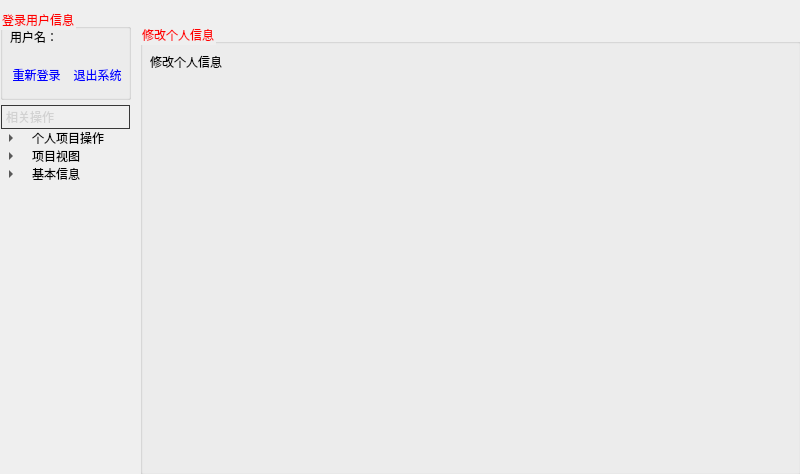
Before: the Qt Designer form SoftwareProManagement/mainwindow.ui in crawler-john/graduationProject, drawn with Qt 5.
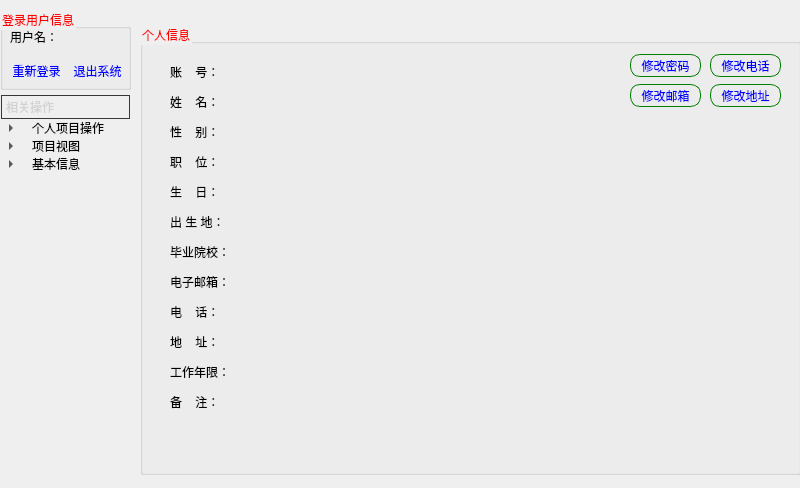
After: the same form once the commit is applied. The open tabs and pages were chosen to show the change. Icons and pictures are not drawn.

Diff of the .ui file:
```diff
--- a/SoftwareProManagement/mainwindow.ui
+++ b/SoftwareProManagement/mainwindow.ui
@@ -7,7 +7,7 @@
     <x>0</x>
     <y>0</y>
     <width>800</width>
-    <height>474</height>
+    <height>488</height>
    </rect>
   </property>
   <property name="windowTitle">
@@ -90,9 +90,9 @@
     <property name="geometry">
      <rect>
       <x>0</x>
-      <y>104</y>
+      <y>94</y>
       <width>131</width>
-      <height>371</height>
+      <height>391</height>
      </rect>
     </property>
     <property name="styleSheet">
@@ -207,7 +207,7 @@
       <x>0</x>
       <y>9</y>
       <width>131</width>
-      <height>91</height>
+      <height>81</height>
      </rect>
     </property>
     <property name="styleSheet">
@@ -235,7 +235,7 @@
      <property name="geometry">
       <rect>
        <x>6</x>
-       <y>54</y>
+       <y>50</y>
        <width>61</width>
        <height>23</height>
       </rect>
@@ -251,7 +251,7 @@
      <property name="geometry">
       <rect>
        <x>67</x>
-       <y>54</y>
+       <y>50</y>
        <width>61</width>
        <height>23</height>
       </rect>
@@ -764,19 +764,474 @@
        </rect>
       </property>
       <property name="title">
-       <string>修改个人信息</string>
+       <string>个人信息</string>
       </property>
       <widget class="QLabel" name="label_14">
        <property name="geometry">
         <rect>
-         <x>10</x>
-         <y>30</y>
-         <width>141</width>
+         <x>30</x>
+         <y>40</y>
+         <width>71</width>
          <height>16</height>
         </rect>
        </property>
+       <property name="styleSheet">
+        <string notr="true">font: 75 11pt &quot;黑体&quot;;</string>
+       </property>
        <property name="text">
-        <string>修改个人信息</string>
+        <string>账    号：</string>
+       </property>
+      </widget>
+      <widget class="QLabel" name="infoAccount">
+       <property name="geometry">
+        <rect>
+         <x>115</x>
+         <y>40</y>
+         <width>161</width>
+         <height>16</height>
+        </rect>
+       </property>
+       <property name="styleSheet">
+        <string notr="true">font: 75 11pt &quot;黑体&quot;;
+text-decoration: underline;</string>
+       </property>
+       <property name="text">
+        <string/>
+       </property>
+      </widget>
+      <widget class="QLabel" name="label_22">
+       <property name="geometry">
+        <rect>
+         <x>30</x>
+         <y>70</y>
+         <width>71</width>
+         <height>16</height>
+        </rect>
+       </property>
+       <property name="styleSheet">
+        <string notr="true">font: 75 11pt &quot;黑体&quot;;</string>
+       </property>
+       <property name="text">
+        <string>姓    名：</string>
+       </property>
+      </widget>
+      <widget class="QLabel" name="infoName">
+       <property name="geometry">
+        <rect>
+         <x>115</x>
+         <y>70</y>
+         <width>161</width>
+         <height>16</height>
+        </rect>
+       </property>
+       <property name="styleSheet">
+        <string notr="true">font: 75 11pt &quot;黑体&quot;;
+text-decoration: underline;</string>
+       </property>
+       <property name="text">
+        <string/>
+       </property>
+      </widget>
+      <widget class="QLabel" name="label_33">
+       <property name="geometry">
+        <rect>
+         <x>30</x>
+         <y>100</y>
+         <width>71</width>
+         <height>16</height>
+        </rect>
+       </property>
+       <property name="styleSheet">
+        <string notr="true">font: 75 11pt &quot;黑体&quot;;</string>
+       </property>
+       <property name="text">
+        <string>性    别：</string>
+       </property>
+      </widget>
+      <widget class="QLabel" name="infoSex">
+       <property name="geometry">
+        <rect>
+         <x>115</x>
+         <y>100</y>
+         <width>161</width>
+         <height>16</height>
+        </rect>
+       </property>
+       <property name="styleSheet">
+        <string notr="true">font: 75 11pt &quot;黑体&quot;;
+text-decoration: underline;</string>
+       </property>
+       <property name="text">
+        <string/>
+       </property>
+      </widget>
+      <widget class="QLabel" name="infoPost">
+       <property name="geometry">
+        <rect>
+         <x>115</x>
+         <y>130</y>
+         <width>161</width>
+         <height>16</height>
+        </rect>
+       </property>
+       <property name="styleSheet">
+        <string notr="true">font: 75 11pt &quot;黑体&quot;;
+text-decoration: underline;</string>
+       </property>
+       <property name="text">
+        <string/>
+       </property>
+      </widget>
+      <widget class="QLabel" name="label_36">
+       <property name="geometry">
+        <rect>
+         <x>30</x>
+         <y>130</y>
+         <width>71</width>
+         <height>16</height>
+        </rect>
+       </property>
+       <property name="styleSheet">
+        <string notr="true">font: 75 11pt &quot;黑体&quot;;</string>
+       </property>
+       <property name="text">
+        <string>职    位：</string>
+       </property>
+      </widget>
+      <widget class="QLabel" name="infoBirthday">
+       <property name="geometry">
+        <rect>
+         <x>115</x>
+         <y>160</y>
+         <width>161</width>
+         <height>16</height>
+        </rect>
+       </property>
+       <property name="styleSheet">
+        <string notr="true">font: 75 11pt &quot;黑体&quot;;
+text-decoration: underline;</string>
+       </property>
+       <property name="text">
+        <string/>
+       </property>
+      </widget>
+      <widget class="QLabel" name="label_38">
+       <property name="geometry">
+        <rect>
+         <x>30</x>
+         <y>160</y>
+         <width>71</width>
+         <height>16</height>
+        </rect>
+       </property>
+       <property name="styleSheet">
+        <string notr="true">font: 75 11pt &quot;黑体&quot;;</string>
+       </property>
+       <property name="text">
+        <string>生    日：</string>
+       </property>
+      </widget>
+      <widget class="QLabel" name="label_39">
+       <property name="geometry">
+        <rect>
+         <x>30</x>
+         <y>190</y>
+         <width>71</width>
+         <height>16</height>
+        </rect>
+       </property>
+       <property name="styleSheet">
+        <string notr="true">font: 75 11pt &quot;黑体&quot;;</string>
+       </property>
+       <property name="text">
+        <string>出 生 地：</string>
+       </property>
+      </widget>
+      <widget class="QLabel" name="infoBirthPlace">
+       <property name="geometry">
+        <rect>
+         <x>115</x>
+         <y>190</y>
+         <width>161</width>
+         <height>16</height>
+        </rect>
+       </property>
+       <property name="styleSheet">
+        <string notr="true">font: 75 11pt &quot;黑体&quot;;
+text-decoration: underline;</string>
+       </property>
+       <property name="text">
+        <string/>
+       </property>
+      </widget>
+      <widget class="QLabel" name="label_47">
+       <property name="geometry">
+        <rect>
+         <x>30</x>
+         <y>220</y>
+         <width>71</width>
+         <height>16</height>
+        </rect>
+       </property>
+       <property name="styleSheet">
+        <string notr="true">font: 75 11pt &quot;黑体&quot;;</string>
+       </property>
+       <property name="text">
+        <string>毕业院校：</string>
+       </property>
+      </widget>
+      <widget class="QLabel" name="infoGraduation">
+       <property name="geometry">
+        <rect>
+         <x>115</x>
+         <y>220</y>
+         <width>241</width>
+         <height>16</height>
+        </rect>
+       </property>
+       <property name="styleSheet">
+        <string notr="true">font: 75 11pt &quot;黑体&quot;;
+text-decoration: underline;</string>
+       </property>
+       <property name="text">
+        <string/>
+       </property>
+      </widget>
+      <widget class="QLabel" name="infoEmail">
+       <property name="geometry">
+        <rect>
+         <x>115</x>
+         <y>250</y>
+         <width>191</width>
+         <height>16</height>
+        </rect>
+       </property>
+       <property name="styleSheet">
+        <string notr="true">font: 75 11pt &quot;黑体&quot;;
+text-decoration: underline;</string>
+       </property>
+       <property name="text">
+        <string/>
+       </property>
+      </widget>
+      <widget class="QLabel" name="label_50">
+       <property name="geometry">
+        <rect>
+         <x>30</x>
+         <y>250</y>
+         <width>71</width>
+         <height>16</height>
+        </rect>
+       </property>
+       <property name="styleSheet">
+        <string notr="true">font: 75 11pt &quot;黑体&quot;;</string>
+       </property>
+       <property name="text">
+        <string>电子邮箱：</string>
+       </property>
+      </widget>
+      <widget class="QLabel" name="infoPhone">
+       <property name="geometry">
+        <rect>
+         <x>115</x>
+         <y>280</y>
+         <width>171</width>
+         <height>16</height>
+        </rect>
+       </property>
+       <property name="styleSheet">
+        <string notr="true">font: 75 11pt &quot;黑体&quot;;
+text-decoration: underline;</string>
+       </property>
+       <property name="text">
+        <string/>
+       </property>
+      </widget>
+      <widget class="QLabel" name="label_52">
+       <property name="geometry">
+        <rect>
+         <x>30</x>
+         <y>280</y>
+         <width>71</width>
+         <height>16</height>
+        </rect>
+       </property>
+       <property name="styleSheet">
+        <string notr="true">font: 75 11pt &quot;黑体&quot;;</string>
+       </property>
+       <property name="text">
+        <string>电    话：</string>
+       </property>
+      </widget>
+      <widget class="QLabel" name="infoAddress">
+       <property name="geometry">
+        <rect>
+         <x>115</x>
+         <y>310</y>
+         <width>511</width>
+         <height>16</height>
+        </rect>
+       </property>
+       <property name="styleSheet">
+        <string notr="true">font: 75 11pt &quot;黑体&quot;;
+text-decoration: underline;</string>
+       </property>
+       <property name="text">
+        <string/>
+       </property>
+      </widget>
+      <widget class="QLabel" name="label_54">
+       <property name="geometry">
+        <rect>
+         <x>30</x>
+         <y>310</y>
+         <width>71</width>
+         <height>16</height>
+        </rect>
+       </property>
+       <property name="styleSheet">
+        <string notr="true">font: 75 11pt &quot;黑体&quot;;</string>
+       </property>
+       <property name="text">
+        <string>地    址：</string>
+       </property>
+      </widget>
+      <widget class="QLabel" name="label_58">
+       <property name="geometry">
+        <rect>
+         <x>30</x>
+         <y>370</y>
+         <width>71</width>
+         <height>16</height>
+        </rect>
+       </property>
+       <property name="styleSheet">
+        <string notr="true">font: 75 11pt &quot;黑体&quot;;</string>
+       </property>
+       <property name="text">
+        <string>备    注：</string>
+       </property>
+      </widget>
+      <widget class="QLabel" name="infoWorkyears">
+       <property name="geometry">
+        <rect>
+         <x>115</x>
+         <y>340</y>
+         <width>51</width>
+         <height>16</height>
+        </rect>
+       </property>
+       <property name="styleSheet">
+        <string notr="true">font: 75 11pt &quot;黑体&quot;;
+</string>
+       </property>
+       <property name="text">
+        <string/>
+       </property>
+      </widget>
+      <widget class="QLabel" name="label_60">
+       <property name="geometry">
+        <rect>
+         <x>30</x>
+         <y>340</y>
+         <width>71</width>
+         <height>16</height>
+        </rect>
+       </property>
+       <property name="styleSheet">
+        <string notr="true">font: 75 11pt &quot;黑体&quot;;</string>
+       </property>
+       <property name="text">
+        <string>工作年限：</string>
+       </property>
+      </widget>
+      <widget class="QLabel" name="infoRemark">
+       <property name="geometry">
+        <rect>
+         <x>115</x>
+         <y>370</y>
+         <width>481</width>
+         <height>21</height>
+        </rect>
+       </property>
+       <property name="styleSheet">
+        <string notr="true">font: 75 11pt &quot;黑体&quot;;
+text-decoration: underline;</string>
+       </property>
+       <property name="text">
+        <string/>
+       </property>
+      </widget>
+      <widget class="QPushButton" name="BtnAlterPassword">
+       <property name="geometry">
+        <rect>
+         <x>490</x>
+         <y>30</y>
+         <width>71</width>
+         <height>23</height>
+        </rect>
+       </property>
+       <property name="styleSheet">
+        <string notr="true">border: 1px solid green;
+border-radius:10px;
+</string>
+       </property>
+       <property name="text">
+        <string>修改密码</string>
+       </property>
+      </widget>
+      <widget class="QPushButton" name="BtnAlterEmail">
+       <property name="geometry">
+        <rect>
+         <x>490</x>
+         <y>60</y>
+         <width>71</width>
+         <height>23</height>
+        </rect>
+       </property>
+       <property name="styleSheet">
+        <string notr="true">border: 1px solid green;
+border-radius:10px;
+</string>
+       </property>
+       <property name="text">
+        <string>修改邮箱</string>
+       </property>
+      </widget>
+      <widget class="QPushButton" name="BtnAlterPhone">
+       <property name="geometry">
+        <rect>
+         <x>570</x>
+         <y>30</y>
+         <width>71</width>
+         <height>23</height>
+        </rect>
+       </property>
+       <property name="styleSheet">
+        <string notr="true">border: 1px solid green;
+border-radius:10px;
+</string>
+       </property>
+       <property name="text">
+        <string>修改电话</string>
+       </property>
+      </widget>
+      <widget class="QPushButton" name="BtnAlterAddress">
+       <property name="geometry">
+        <rect>
+         <x>570</x>
+         <y>60</y>
+         <width>71</width>
+         <height>23</height>
+        </rect>
+       </property>
+       <property name="styleSheet">
+        <string notr="true">border: 1px solid green;
+border-radius:10px;
+</string>
+       </property>
+       <property name="text">
+        <string>修改地址</string>
        </property>
       </widget>
      </widget>
```
Left out of the diff: 297 changed lines with no effect on the pictures.
